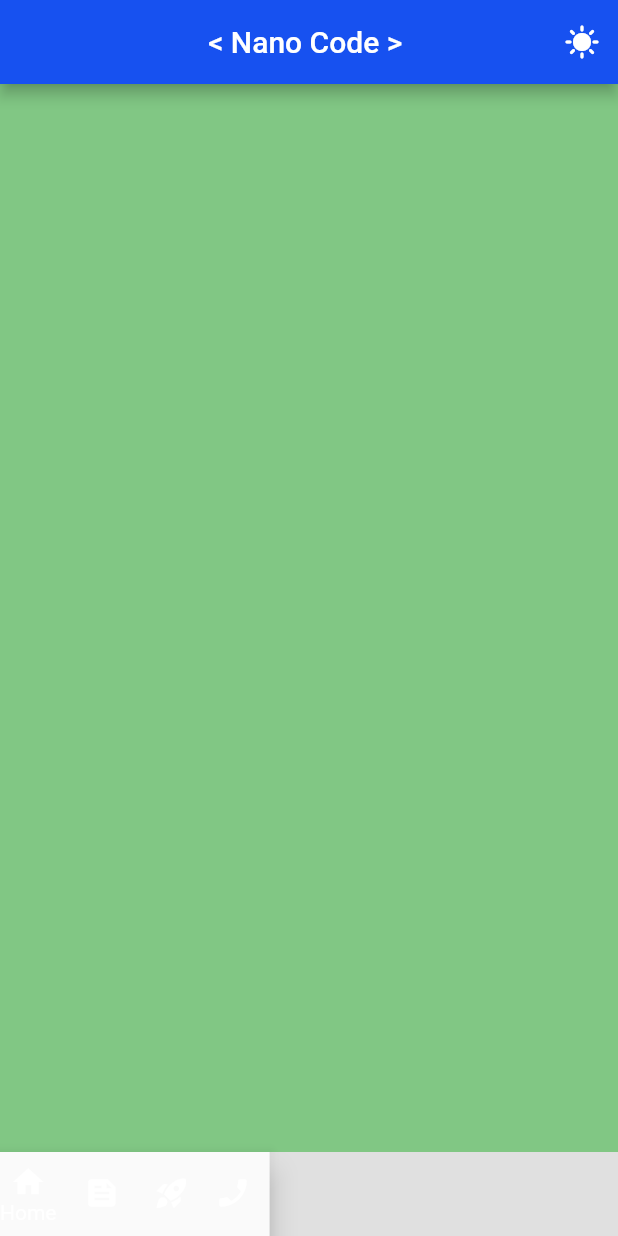
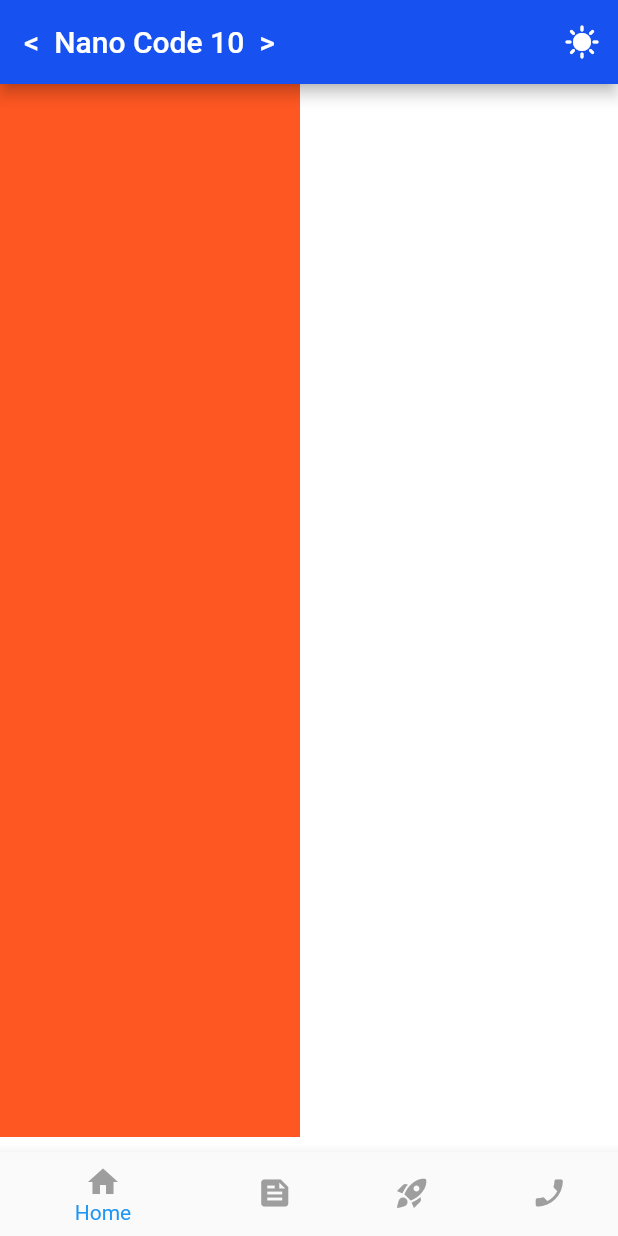
Before and after one commit to NanoCode10/projects_flutter, a Flutter app: the TabletScaffold screen opened directly, on a phone screen of 412 x 824 dp. Run offline on Flutter 3.47's test engine with Material 2 defaults, Android fonts, the phone set to English and light mode, and no system bars; our stand-ins replace flutter_slidable, page_transition, shared_preferences, supabase, supabase_flutter, swipeable_button_view; accounts and stored records are empty.

Commit message:
Version 1.0.3

```diff
--- a/porfolio_nano_v3/lib/constatns.dart
+++ b/porfolio_nano_v3/lib/constatns.dart
@@ -9,17 +9,17 @@ import 'package:porfolio_nano_v3/posts/posts_1.dart';
 import 'package:porfolio_nano_v3/posts/posts_2.dart';
 import 'package:porfolio_nano_v3/posts/posts_3.dart';
 
-var defaultBackgroundColor = Colors.grey[300];
+var defaultBackgroundColor = Colors.white;
 var appBarColor = Color.fromARGB(255, 23, 81, 240);
 var myAppBar = AppBar(
   backgroundColor: appBarColor,
-  title: Text('< Nano Code > '),
-  centerTitle: true,
+  title: Text('<  Nano Code 10  > '),
+  centerTitle: false,
   actions: [IconButton(onPressed: () {}, icon: Icon(Icons.sunny))],
 );
 
 int selectedIndex = 0;
-PageController pageController = PageController();
+final PageController pageController = PageController();
 
 class MyCustomNavigationRail extends StatefulWidget {
   const MyCustomNavigationRail({Key? key}) : super(key: key);
@@ -43,10 +43,10 @@ class _MyCustomNavigationRailState extends State<MyCustomNavigationRail> {
             });
           },
           groupAlignment: 0,
-          backgroundColor: Colors.grey,
+          backgroundColor: Color.fromARGB(255, 235, 235, 235),
           elevation: 5,
           selectedLabelTextStyle: const TextStyle(
-            color: Colors.indigo,
+            color: Color.fromARGB(255, 23, 81, 240),
           ),
           selectedIndex: selectedIndex,
           destinations: const [
@@ -62,6 +62,7 @@ class _MyCustomNavigationRailState extends State<MyCustomNavigationRail> {
           labelType: NavigationRailLabelType.all,
           unselectedLabelTextStyle: const TextStyle(),
         ),
+        const VerticalDivider(thickness: 1, width: 1),
         Expanded(
           child: PageView(
             controller: pageController,
@@ -84,55 +85,86 @@ class _MyCustomNavigationRailState extends State<MyCustomNavigationRail> {
   }
 }
 
-class MyBottomNavigationBar extends StatefulWidget {
-  const MyBottomNavigationBar({super.key});
+//Barra Navegavion iferior
+class MyCustomNavitacionBar extends StatefulWidget {
+  const MyCustomNavitacionBar({super.key});
 
   @override
-  State<MyBottomNavigationBar> createState() => _MyBottomNavigationBarState();
+  State<MyCustomNavitacionBar> createState() => _MyCustomNavitacionBarState();
 }
 
-class _MyBottomNavigationBarState extends State<MyBottomNavigationBar> {
-  // int selectedIndex = 0;
-  // PageController pageController = PageController();
-
+class _MyCustomNavitacionBarState extends State<MyCustomNavitacionBar> {
   void _onItemTapped(int index) {
     setState(() {
       selectedIndex = index;
-    });
       pageController.animateToPage(index,
           duration: Duration(seconds: 1), curve: Curves.bounceIn);
+    });
   }
 
   @override
   Widget build(BuildContext context) {
-    print(selectedIndex);
-    return Row(
-      children: [
-        BottomNavigationBar(
-          currentIndex: selectedIndex,
-          onTap: _onItemTapped,
-
+    return BottomNavigationBar(
       items: const <BottomNavigationBarItem>[
         BottomNavigationBarItem(
-              icon: Icon(Icons.home),
+          icon: Icon(
+            Icons.home,
+            color: Colors.grey,
+          ),
           label: 'Home',
         ),
         BottomNavigationBarItem(
-              icon: Icon(Icons.feed),
+          icon: Icon(
+            Icons.feed,
+            color: Colors.grey,
+          ),
           label: 'About Me',
         ),
         BottomNavigationBarItem(
-              icon: Icon(Icons.rocket_launch),
+          icon: Icon(
+            Icons.rocket_launch,
+            color: Colors.grey,
+          ),
           label: 'Skills',
         ),
         BottomNavigationBarItem(
-              icon: Icon(Icons.phone_enabled),
+          icon: Icon(
+            Icons.phone_enabled,
+            color: Colors.grey,
+          ),
           label: 'Contact',
         ),
       ],
+      currentIndex: selectedIndex,
+      selectedItemColor: Colors.blue,
+      onTap: _onItemTapped,
+    );
+  }
+}
 
-          // selectedItemColor: Colors.amber[800],
-        ),
+class PageViwCustom extends StatefulWidget {
+  const PageViwCustom({super.key});
+
+  @override
+  State<PageViwCustom> createState() => _PageViwCustomState();
+}
+
+class _PageViwCustomState extends State<PageViwCustom> {
+  @override
+  Widget build(BuildContext context) {
+    return PageView(
+      controller: pageController,
+      scrollDirection: Axis.vertical,
+      onPageChanged: (index) {
+        setState(() {
+          selectedIndex = index;
+        });
+      },
+      children: [
+        homepage(),
+        aboutme(),
+        skills(),
+        contact(),
       ],
     );
   }
--- a/porfolio_nano_v3/lib/pages/homePages.dart
+++ b/porfolio_nano_v3/lib/pages/homePages.dart
@@ -5,8 +5,22 @@ class homepage extends StatelessWidget {
 
   @override
   Widget build(BuildContext context) {
-    return Container(
-      color: Colors.green[300],
+    return ListView(
+      scrollDirection: Axis.horizontal,
+      children: [
+        SizedBox(
+          child: Container(
+            height: 100,
+            width: 200,
+            margin: EdgeInsets.only(bottom: 10),
+            color: Colors.deepOrange,
+          ),
+        ),
+      ],
     );
+
+    //return Container(
+    //  color: Color.fromARGB(255, 241, 236, 236),
+    //);
   }
 }
--- a/porfolio_nano_v3/lib/responsive/mobil_body.dart
+++ b/porfolio_nano_v3/lib/responsive/mobil_body.dart
@@ -13,29 +13,16 @@ class MobileScaffold extends StatefulWidget {
 }
 
 class _MobileScaffoldState extends State<MobileScaffold> {
+  // int selectedIndex = 0;
+  // final PageController pageController = PageController();
+
   @override
   Widget build(BuildContext context) {
     return Scaffold(
       backgroundColor: defaultBackgroundColor,
       appBar: myAppBar,
-      /*  body: PageView(
-        controller: pageController,
-        scrollDirection: Axis.vertical,
-        onPageChanged: (index) {
-          setState(() {
-            selectedIndex = index;
-          });
-          print(selectedIndex);
-        },
-        children: [
-          homepage(),
-          aboutme(),
-          skills(),
-          contact(),
-        ],
-        physics: NeverScrollableScrollPhysics(),
-      ),*/
-      bottomNavigationBar: MyBottomNavigationBar(),
+      body: PageViwCustom(),
+      bottomNavigationBar: MyCustomNavitacionBar(),
     );
   }
 }
--- a/porfolio_nano_v3/lib/responsive/responsibe_layout.dart
+++ b/porfolio_nano_v3/lib/responsive/responsibe_layout.dart
@@ -15,7 +15,7 @@ class ResponsiveLayout extends StatelessWidget {
   Widget build(BuildContext context) {
     return LayoutBuilder(
       builder: (context, constraints) {
-        if (constraints.maxWidth < 500) {
+        if (constraints.maxWidth < 550) {
           return mobileBody;
         } else if (constraints.maxWidth < 1100) {
           return tabletBody;
--- a/porfolio_nano_v3/lib/responsive/table_body.dart
+++ b/porfolio_nano_v3/lib/responsive/table_body.dart
@@ -18,22 +18,8 @@ class _TabletScaffold extends State<TabletScaffold> {
     return Scaffold(
       backgroundColor: defaultBackgroundColor,
       appBar: myAppBar,
-      bottomNavigationBar: MyBottomNavigationBar(),
-      body: PageView(
-        controller: pageController,
-        scrollDirection: Axis.vertical,
-        onPageChanged: (index) {
-          setState(() {
-            selectedIndex = index;
-          });
-        },
-        children: [
-          homepage(),
-          aboutme(),
-          skills(),
-          contact(),
-        ],
-      ),
+      body: PageViwCustom(),
+      bottomNavigationBar: MyCustomNavitacionBar(),
     );
   }
 }
```
Lines whose indentation alone changed are shown as unchanged.
